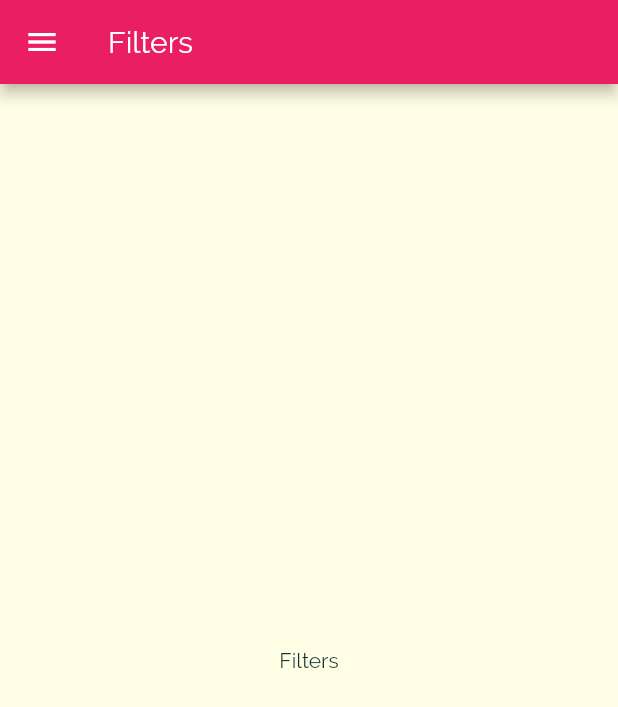
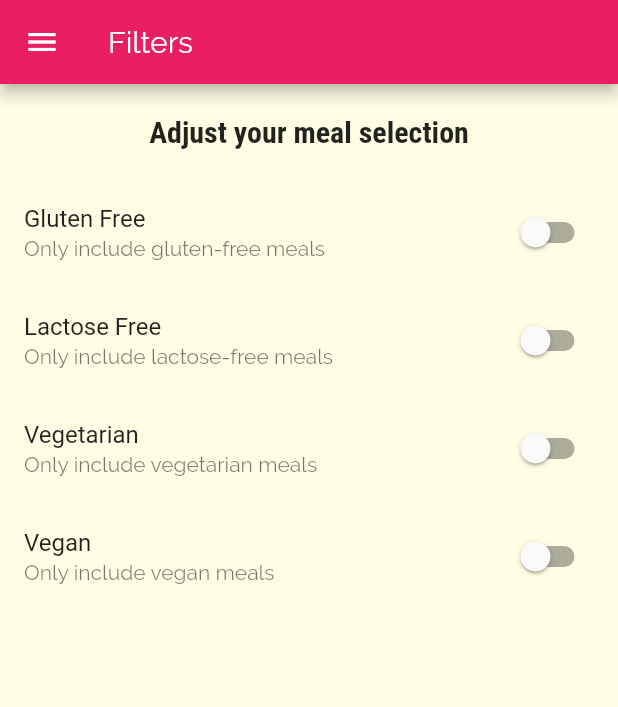
Before and after one commit to Amorem/FlutterRecipes, a Flutter app: the FiltersScreen screen opened by its route, on a phone screen of 412 x 824 dp. Shown: the top 707 px of the screen. Run offline on Flutter 3.47's test engine with Material 2 defaults, Android fonts, the phone set to English and light mode, and no system bars.

Commit message:
settings page

```diff
--- a/lib/screens/filters_screen.dart
+++ b/lib/screens/filters_screen.dart
@@ -1,8 +1,27 @@
 import 'package:flutter/material.dart';
 import '../widgets/main_drawer.dart';
 
-class FiltersScreen extends StatelessWidget {
+class FiltersScreen extends StatefulWidget {
   static const routeName = '/filters';
+
+  @override
+  _FiltersScreenState createState() => _FiltersScreenState();
+}
+
+class _FiltersScreenState extends State<FiltersScreen> {
+  var _glutenFree = false;
+  var _vegetarian = false;
+  var _vegan = false;
+  var _lactoseFree = false;
+
+  SwitchListTile _buildSwitchListTile(
+      String title, String description, bool currentValue, Function update) {
+    return SwitchListTile(
+        title: Text(title),
+        value: currentValue,
+        subtitle: Text(description),
+        onChanged: update);
+  }
 
   @override
   Widget build(BuildContext context) {
@@ -10,8 +29,49 @@ class FiltersScreen extends StatelessWidget {
       appBar: AppBar(
         title: Text('Filters'),
       ),
-      body: Center(
-        child: Text('Filters'),
+      body: Column(
+        children: <Widget>[
+          Container(
+            padding: EdgeInsets.all(20),
+            child: Text(
+              'Adjust your meal selection',
+              style: Theme.of(context).textTheme.title,
+            ),
+          ),
+          Expanded(
+            child: ListView(
+              children: <Widget>[
+                _buildSwitchListTile('Gluten Free',
+                    'Only include gluten-free meals', _glutenFree, (newValue) {
+                  setState(() {
+                    _glutenFree = newValue;
+                  });
+                }),
+                _buildSwitchListTile(
+                    'Lactose Free',
+                    'Only include lactose-free meals',
+                    _lactoseFree, (newValue) {
+                  setState(() {
+                    _lactoseFree = newValue;
+                  });
+                }),
+                _buildSwitchListTile(
+                    'Vegetarian', 'Only include vegetarian meals', _vegetarian,
+                    (newValue) {
+                  setState(() {
+                    _vegetarian = newValue;
+                  });
+                }),
+                _buildSwitchListTile(
+                    'Vegan', 'Only include vegan meals', _vegan, (newValue) {
+                  setState(() {
+                    _vegan = newValue;
+                  });
+                }),
+              ],
+            ),
+          )
+        ],
       ),
       drawer: MainDrawer(),
     );
```
